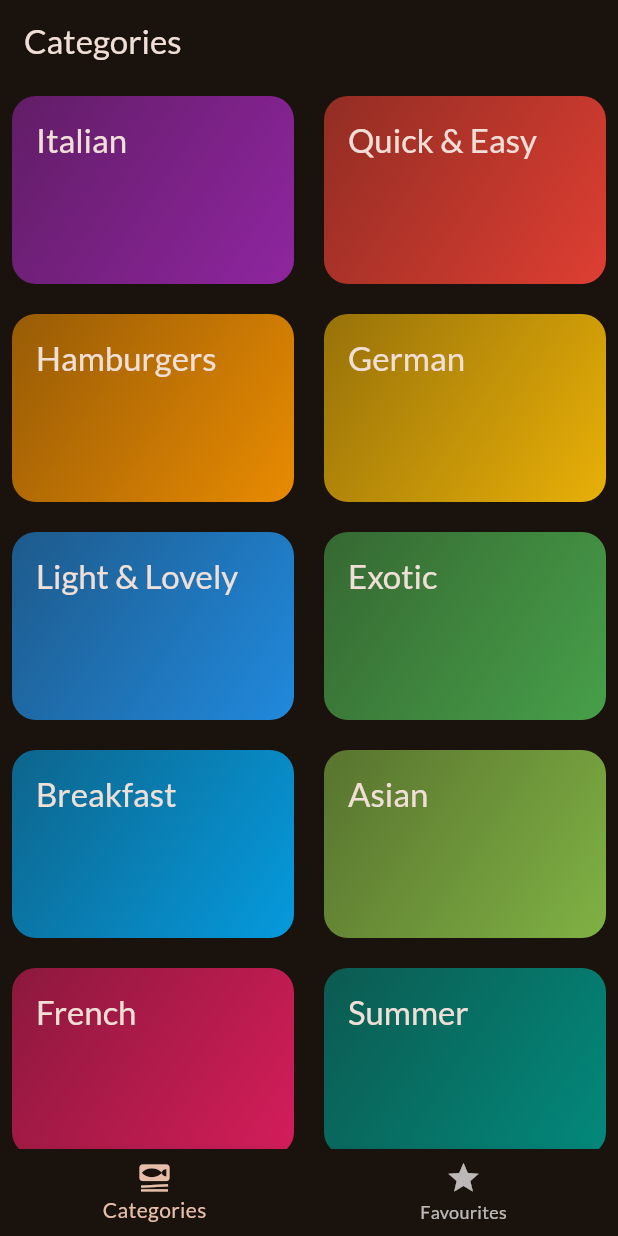
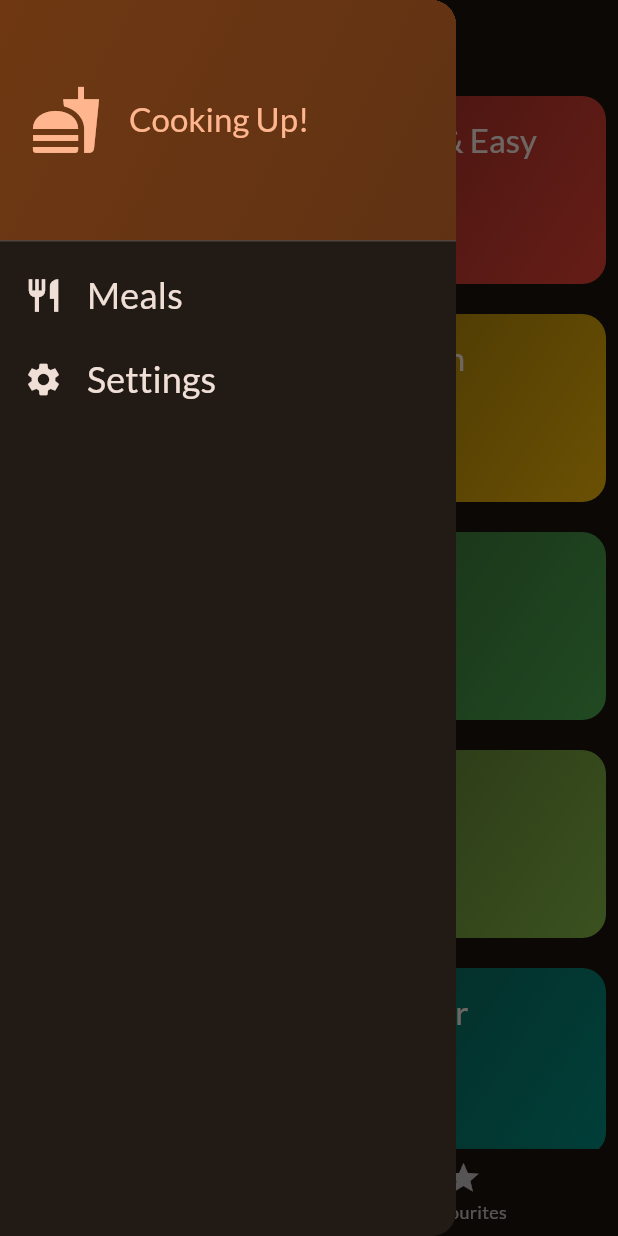
Before and after one commit to Kaolishi/meals_app, a Flutter app: the screen it shows after launch, with the side drawer open (before the commit the screen has no drawer), on a phone screen of 412 x 824 dp. Run offline on Flutter 3.47's test engine with Material 3 defaults, Android fonts, the phone set to English and light mode, and no system bars; our stand-ins replace google_fonts, transparent_image.

Commit message:
Added a side drawer

```diff
--- a/lib/screens/tabs.dart
+++ b/lib/screens/tabs.dart
@@ -2,6 +2,7 @@ import 'package:flutter/material.dart';
 import 'package:meals_app/models/meal.dart';
 import 'package:meals_app/screens/categories.dart';
 import 'package:meals_app/screens/meals.dart';
+import 'package:meals_app/widgets/main_drawer.dart';
 
 class TabsScreen extends StatefulWidget {
   const TabsScreen({super.key});
@@ -69,6 +70,7 @@ class _TabsScreenState extends State<TabsScreen> {
       appBar: AppBar(
         title: Text(activePageTitle),
       ),
+      drawer: const MainDrawer(),
       body: activePage,
       //Scaffold allows you to set a bottom navigation bar using BottomNavigationBar widget
       bottomNavigationBar: BottomNavigationBar(
--- /dev/null
+++ b/lib/widgets/main_drawer.dart
@@ -0,0 +1,80 @@
+import 'package:flutter/material.dart';
+
+class MainDrawer extends StatelessWidget {
+  const MainDrawer({super.key});
+
+  @override
+  Widget build(BuildContext context) {
+    // Drawer widget creates a side drawer that contains widgets
+    return Drawer(
+      child: Column(
+        children: [
+          // Drawer Header is used for the Header
+          DrawerHeader(
+            padding: const EdgeInsets.all(20),
+            decoration: BoxDecoration(
+              gradient: LinearGradient(
+                colors: [
+                  Theme.of(context).colorScheme.primaryContainer,
+                  Theme.of(
+                    context,
+                  ).colorScheme.primaryContainer.withOpacity(0.8),
+                ],
+                begin: Alignment.topLeft,
+                end: Alignment.bottomRight,
+              ),
+            ),
+            child: Row(
+              children: [
+                Icon(
+                  Icons.fastfood,
+                  size: 48,
+                  color: Theme.of(context).colorScheme.primary,
+                ),
+                const SizedBox(width: 18),
+                Text(
+                  'Cooking Up!',
+                  style: Theme.of(context).textTheme.titleLarge!.copyWith(
+                    color: Theme.of(context).colorScheme.primary,
+                  ),
+                ),
+              ],
+            ),
+          ),
+          // ListTile is used to output a list of items
+          ListTile(
+            leading: Icon(
+              Icons.restaurant,
+              size: 26,
+              color: Theme.of(context).colorScheme.onSurface,
+            ),
+            title: Text(
+              'Meals',
+              style: Theme.of(context).textTheme.titleSmall!.copyWith(
+                color: Theme.of(context).colorScheme.onSurface,
+                fontSize: 24,
+              ),
+            ),
+            onTap: () {},
+          ),
+
+          ListTile(
+            leading: Icon(
+              Icons.settings,
+              size: 26,
+              color: Theme.of(context).colorScheme.onSurface,
+            ),
+            title: Text(
+              'Settings',
+              style: Theme.of(context).textTheme.titleSmall!.copyWith(
+                color: Theme.of(context).colorScheme.onSurface,
+                fontSize: 24,
+              ),
+            ),
+            onTap: () {},
+          ),
+        ],
+      ),
+    );
+  }
+}
```
